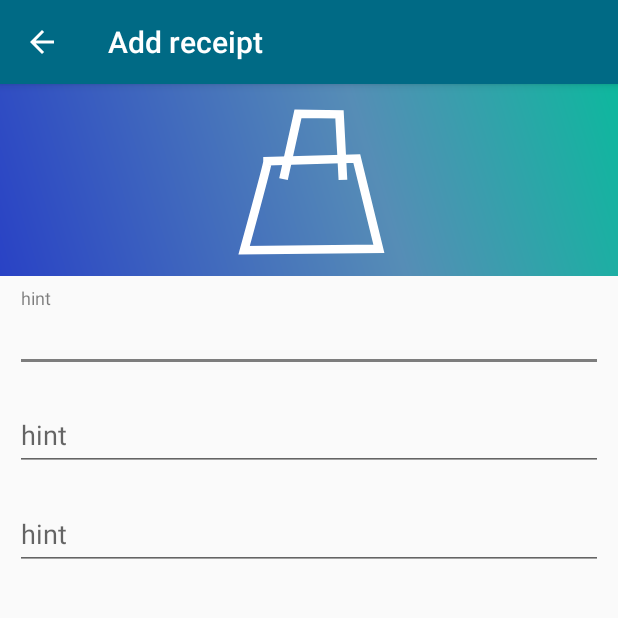
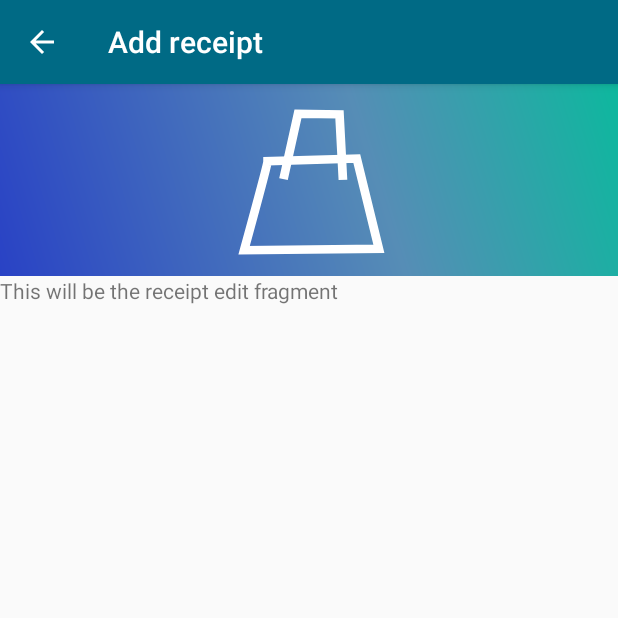
Before and after one commit to debt-ninja/debt-ninja, an Android app: the ReceiptFragment screen opened directly, with no data from a screen before it, on a phone screen of 412 x 824 dp, the top half of it. Run offline under Robolectric (Android 15) with nearby library versions, the phone set to English and light mode, and no system bars.

Commit message:
feat: viewpager for future camera swiping

```diff
--- a/DebtNinjaAndroid/app/build.gradle
+++ b/DebtNinjaAndroid/app/build.gradle
@@ -25,9 +25,9 @@ dependencies {
     implementation 'com.android.support:design:28.0.0'
     implementation 'com.android.support:support-annotations:28.0.0'
     implementation 'android.arch.lifecycle:extensions:1.1.1'
-    implementation 'org.joda:joda-money:1.0.1'
     testImplementation 'junit:junit:4.12'
     androidTestImplementation 'com.android.support.test:runner:1.0.2'
     androidTestImplementation 'com.android.support.test.espresso:espresso-core:3.0.2'
     implementation 'com.android.support:recyclerview-v7:28.0.0'
+    implementation 'com.android.support:support-v4:28.0.0'
 }
--- a/DebtNinjaAndroid/app/src/main/java/com/alexdo/projects/debtninja/ui/receipt/ReceiptFragment.java
+++ b/DebtNinjaAndroid/app/src/main/java/com/alexdo/projects/debtninja/ui/receipt/ReceiptFragment.java
@@ -5,15 +5,20 @@ import android.os.Bundle;
 import android.support.annotation.NonNull;
 import android.support.annotation.Nullable;
 import android.support.v4.app.Fragment;
+import android.support.v4.app.FragmentPagerAdapter;
+import android.support.v4.view.ViewPager;
 import android.view.LayoutInflater;
 import android.view.View;
 import android.view.ViewGroup;
+import android.widget.EditText;
 
 import com.alexdo.projects.debtninja.R;
 
 public class ReceiptFragment extends Fragment {
 
     private ReceiptViewModel mViewModel;
+    FragmentPagerAdapter adapterViewPager;
+
 
     public static ReceiptFragment newInstance() {
         return new ReceiptFragment();
@@ -30,7 +35,12 @@ public class ReceiptFragment extends Fragment {
     public void onActivityCreated(@Nullable Bundle savedInstanceState) {
         super.onActivityCreated(savedInstanceState);
         mViewModel = ViewModelProviders.of(this).get(ReceiptViewModel.class);
-        // TODO: Use the ViewModel
+        ViewPager viewPager = (ViewPager) getActivity().findViewById(R.id.viewPager);
+        viewPager.setPageTransformer(true, new VerticalPageTransformer());
+        adapterViewPager = new ReceiptPagerAdapter(getActivity().getSupportFragmentManager());
+        viewPager.setAdapter(adapterViewPager);
     }
 
+    //^[0-9]+([.,]?[0-9]{1,2})?$
+
 }
--- /dev/null
+++ b/DebtNinjaAndroid/app/src/main/java/com/alexdo/projects/debtninja/ui/receipt/ReceiptPagerAdapter.java
@@ -0,0 +1,34 @@
+package com.alexdo.projects.debtninja.ui.receipt;
+
+import android.support.v4.app.Fragment;
+import android.support.v4.app.FragmentManager;
+import android.support.v4.app.FragmentPagerAdapter;
+
+import com.alexdo.projects.debtninja.ui.receipt.camera.CameraFragment;
+import com.alexdo.projects.debtninja.ui.receipt.edit.EditFragment;
+
+public class ReceiptPagerAdapter extends FragmentPagerAdapter {
+
+    private static int ITEM_COUNT = 2;
+
+    public ReceiptPagerAdapter(FragmentManager fm) {
+        super(fm);
+    }
+
+    @Override
+    public Fragment getItem(int pos) {
+        switch (pos) {
+            case 0:
+                return EditFragment.newInstance("", "Page # 1");
+            case 1:
+                return CameraFragment.newInstance("", "Page # 2");
+            default:
+                return null;
+        }
+    }
+
+    @Override
+    public int getCount() {
+        return ITEM_COUNT;
+    }
+}
--- a/DebtNinjaAndroid/app/src/main/java/com/alexdo/projects/debtninja/ui/receipt/ReceiptViewModel.java
+++ b/DebtNinjaAndroid/app/src/main/java/com/alexdo/projects/debtninja/ui/receipt/ReceiptViewModel.java
@@ -1,15 +1,13 @@
 package com.alexdo.projects.debtninja.ui.receipt;
 
 import android.arch.lifecycle.ViewModel;
-
-import org.joda.money.Money;
 
 import java.sql.Timestamp;
 
 public class ReceiptViewModel extends ViewModel {
     private String creator;
-    private Money total;
-    private Money debt;
+    private Double total;
+    private Double debt;
     private String title;
     private Timestamp creationTimestamp;
 }
--- /dev/null
+++ b/DebtNinjaAndroid/app/src/main/java/com/alexdo/projects/debtninja/ui/receipt/VerticalPageTransformer.java
@@ -0,0 +1,23 @@
+package com.alexdo.projects.debtninja.ui.receipt;
+
+import android.support.annotation.NonNull;
+import android.support.v4.view.ViewPager;
+import android.view.View;
+
+public class VerticalPageTransformer implements ViewPager.PageTransformer {
+    @Override
+    public void transformPage(@NonNull View view, float v) {
+        if (v < -1) {
+            view.setAlpha(0);
+
+        } else if (v <= 1) {
+            view.setAlpha(1);
+            view.setTranslationX(view.getWidth() * -v);
+            float yPosition = v * view.getHeight();
+            view.setTranslationY(yPosition);
+
+        } else {
+            view.setAlpha(0);
+        }
+    }
+}
--- /dev/null
+++ b/DebtNinjaAndroid/app/src/main/java/com/alexdo/projects/debtninja/ui/receipt/camera/CameraFragment.java
@@ -0,0 +1,109 @@
+package com.alexdo.projects.debtninja.ui.receipt.camera;
+
+import android.content.Context;
+import android.net.Uri;
+import android.os.Bundle;
+import android.support.v4.app.Fragment;
+import android.view.LayoutInflater;
+import android.view.View;
+import android.view.ViewGroup;
+
+import com.alexdo.projects.debtninja.R;
+
+/**
+ * A simple {@link Fragment} subclass.
+ * Activities that contain this fragment must implement the
+ * {@link CameraFragment.OnFragmentInteractionListener} interface
+ * to handle interaction events.
+ * Use the {@link CameraFragment#newInstance} factory method to
+ * create an instance of this fragment.
+ */
+public class CameraFragment extends Fragment {
+    // TODO: Rename parameter arguments, choose names that match
+    // the fragment initialization parameters, e.g. ARG_ITEM_NUMBER
+    private static final String ARG_PARAM1 = "param1";
+    private static final String ARG_PARAM2 = "param2";
+
+    // TODO: Rename and change types of parameters
+    private String mParam1;
+    private String mParam2;
+
+    private OnFragmentInteractionListener mListener;
+
+    public CameraFragment() {
+        // Required empty public constructor
+    }
+
+    /**
+     * Use this factory method to create a new instance of
+     * this fragment using the provided parameters.
+     *
+     * @param param1 Parameter 1.
+     * @param param2 Parameter 2.
+     * @return A new instance of fragment CameraFragment.
+     */
+    // TODO: Rename and change types and number of parameters
+    public static CameraFragment newInstance(String param1, String param2) {
+        CameraFragment fragment = new CameraFragment();
+        Bundle args = new Bundle();
+        args.putString(ARG_PARAM1, param1);
+        args.putString(ARG_PARAM2, param2);
+        fragment.setArguments(args);
+        return fragment;
+    }
+
+    @Override
+    public void onCreate(Bundle savedInstanceState) {
+        super.onCreate(savedInstanceState);
+        if (getArguments() != null) {
+            mParam1 = getArguments().getString(ARG_PARAM1);
+            mParam2 = getArguments().getString(ARG_PARAM2);
+        }
+    }
+
+    @Override
+    public View onCreateView(LayoutInflater inflater, ViewGroup container,
+                             Bundle savedInstanceState) {
+        // Inflate the layout for this fragment
+        return inflater.inflate(R.layout.fragment_camera, container, false);
+    }
+
+    // TODO: Rename method, update argument and hook method into UI event
+    public void onButtonPressed(Uri uri) {
+        if (mListener != null) {
+            mListener.onFragmentInteraction(uri);
+        }
+    }
+
+    @Override
+    public void onAttach(Context context) {
+        super.onAttach(context);
+//        if (context instanceof OnFragmentInteractionListener) {
+//            mListener = (OnFragmentInteractionListener) context;
+//        } else {
+//            throw new RuntimeException(context.toString()
+//                    + " must implement OnFragmentInteractionListener");
+//        }
+    }
+
+    @Override
+    public void onDetach() {
+        super.onDetach();
+        mListener = null;
+    }
+
+    /**
+     * This interface must be implemented by activities that contain this
+     * fragment to allow an interaction in this fragment to be communicated
+     * to the activity and potentially other fragments contained in that
+     * activity.
+     * <p>
+     * See the Android Training lesson <a href=
+     * "http://developer.android.com/training/basics/fragments/communicating.html"
+     * >Communicating with Other Fragments</a> for more information.
+     */
+    public interface OnFragmentInteractionListener {
+        // TODO: Update argument type and name
+        void onFragmentInteraction(Uri uri);
+    }
+}
--- /dev/null
+++ b/DebtNinjaAndroid/app/src/main/java/com/alexdo/projects/debtninja/ui/receipt/edit/EditFragment.java
@@ -0,0 +1,109 @@
+package com.alexdo.projects.debtninja.ui.receipt.edit;
+
+import android.content.Context;
+import android.net.Uri;
+import android.os.Bundle;
+import android.support.v4.app.Fragment;
+import android.view.LayoutInflater;
+import android.view.View;
+import android.view.ViewGroup;
+
+import com.alexdo.projects.debtninja.R;
+
+/**
+ * A simple {@link Fragment} subclass.
+ * Activities that contain this fragment must implement the
+ * {@link EditFragment.OnFragmentInteractionListener} interface
+ * to handle interaction events.
+ * Use the {@link EditFragment#newInstance} factory method to
+ * create an instance of this fragment.
+ */
+public class EditFragment extends Fragment {
+    // TODO: Rename parameter arguments, choose names that match
+    // the fragment initialization parameters, e.g. ARG_ITEM_NUMBER
+    private static final String ARG_PARAM1 = "param1";
+    private static final String ARG_PARAM2 = "param2";
+
+    // TODO: Rename and change types of parameters
+    private String mParam1;
+    private String mParam2;
+
+    private OnFragmentInteractionListener mListener;
+
+    public EditFragment() {
+        // Required empty public constructor
+    }
+
+    /**
+     * Use this factory method to create a new instance of
+     * this fragment using the provided parameters.
+     *
+     * @param param1 Parameter 1.
+     * @param param2 Parameter 2.
+     * @return A new instance of fragment EditFragment.
+     */
+    // TODO: Rename and change types and number of parameters
+    public static EditFragment newInstance(String param1, String param2) {
+        EditFragment fragment = new EditFragment();
+        Bundle args = new Bundle();
+        args.putString(ARG_PARAM1, param1);
+        args.putString(ARG_PARAM2, param2);
+        fragment.setArguments(args);
+        return fragment;
+    }
+
+    @Override
+    public void onCreate(Bundle savedInstanceState) {
+        super.onCreate(savedInstanceState);
+        if (getArguments() != null) {
+            mParam1 = getArguments().getString(ARG_PARAM1);
+            mParam2 = getArguments().getString(ARG_PARAM2);
+        }
+    }
+
+    @Override
+    public View onCreateView(LayoutInflater inflater, ViewGroup container,
+                             Bundle savedInstanceState) {
+        // Inflate the layout for this fragment
+        return inflater.inflate(R.layout.fragment_edit, container, false);
+    }
+
+    // TODO: Rename method, update argument and hook method into UI event
+    public void onButtonPressed(Uri uri) {
+        if (mListener != null) {
+            mListener.onFragmentInteraction(uri);
+        }
+    }
+
+    @Override
+    public void onAttach(Context context) {
+        super.onAttach(context);
+//        if (context instanceof OnFragmentInteractionListener) {
+//            mListener = (OnFragmentInteractionListener) context;
+//        } else {
+//            throw new RuntimeException(context.toString()
+//                    + " must implement OnFragmentInteractionListener");
+//        }
+    }
+
+    @Override
+    public void onDetach() {
+        super.onDetach();
+        mListener = null;
+    }
+
+    /**
+     * This interface must be implemented by activities that contain this
+     * fragment to allow an interaction in this fragment to be communicated
+     * to the activity and potentially other fragments contained in that
+     * activity.
+     * <p>
+     * See the Android Training lesson <a href=
+     * "http://developer.android.com/training/basics/fragments/communicating.html"
+     * >Communicating with Other Fragments</a> for more information.
+     */
+    public interface OnFragmentInteractionListener {
+        // TODO: Update argument type and name
+        void onFragmentInteraction(Uri uri);
+    }
+}
--- /dev/null
+++ b/DebtNinjaAndroid/app/src/main/res/layout/fragment_camera.xml
@@ -0,0 +1,14 @@
+<?xml version="1.0" encoding="utf-8"?>
+<FrameLayout xmlns:android="http://schemas.android.com/apk/res/android"
+    xmlns:app="http://schemas.android.com/apk/res-auto"
+    xmlns:tools="http://schemas.android.com/tools"
+    android:layout_width="match_parent"
+    android:layout_height="match_parent"
+    tools:context=".ui.receipt.camera.CameraFragment">
+
+    <TextView
+        android:layout_width="match_parent"
+        android:layout_height="match_parent"
+        android:text="This will be the camera fragment" />
+
+</FrameLayout>
--- /dev/null
+++ b/DebtNinjaAndroid/app/src/main/res/layout/fragment_edit.xml
@@ -0,0 +1,13 @@
+<?xml version="1.0" encoding="utf-8"?>
+<FrameLayout xmlns:android="http://schemas.android.com/apk/res/android"
+    xmlns:tools="http://schemas.android.com/tools"
+    android:layout_width="match_parent"
+    android:layout_height="match_parent"
+    tools:context=".ui.receipt.edit.EditFragment">
+
+    <TextView
+        android:layout_width="match_parent"
+        android:layout_height="match_parent"
+        android:text="This will be the receipt edit fragment" />
+
+</FrameLayout>
--- a/DebtNinjaAndroid/app/src/main/res/layout/receipt_fragment.xml
+++ b/DebtNinjaAndroid/app/src/main/res/layout/receipt_fragment.xml
@@ -18,51 +18,21 @@
         app:layout_constraintTop_toTopOf="parent" />
 
 
-    <LinearLayout
-        android:id="@+id/linearLayout"
+    <android.support.v4.view.ViewPager
+        android:id="@+id/viewPager"
         android:layout_width="match_parent"
         android:layout_height="0dp"
-        android:layout_marginTop="8dp"
-        android:orientation="vertical"
         app:layout_constraintBottom_toBottomOf="parent"
         app:layout_constraintEnd_toEndOf="parent"
-        app:layout_constraintHorizontal_bias="0.0"
         app:layout_constraintStart_toStartOf="parent"
         app:layout_constraintTop_toBottomOf="@+id/imageView">
 
-        <android.support.design.widget.TextInputLayout
+        <LinearLayout
+            android:id="@+id/linearLayout"
             android:layout_width="match_parent"
-            android:layout_height="wrap_content">
-
-            <android.support.design.widget.TextInputEditText
-                android:layout_width="match_parent"
-                android:layout_height="wrap_content"
-                android:layout_margin="10dp"
-                android:hint="hint" />
-        </android.support.design.widget.TextInputLayout>
-
-        <android.support.design.widget.TextInputLayout
-            android:layout_width="match_parent"
-            android:layout_height="wrap_content">
-
-            <android.support.design.widget.TextInputEditText
-                android:layout_width="match_parent"
-                android:layout_height="wrap_content"
-                android:layout_margin="10dp"
-                android:hint="hint" />
-        </android.support.design.widget.TextInputLayout>
-
-        <android.support.design.widget.TextInputLayout
-            android:layout_width="match_parent"
-            android:layout_height="wrap_content">
-
-            <android.support.design.widget.TextInputEditText
-                android:layout_width="match_parent"
-                android:layout_height="wrap_content"
-                android:layout_margin="10dp"
-                android:hint="hint" />
-        </android.support.design.widget.TextInputLayout>
-
-    </LinearLayout>
+            android:layout_height="0dp"
+            android:layout_marginTop="8dp"
+            android:orientation="vertical" />
+    </android.support.v4.view.ViewPager>
 
 </android.support.constraint.ConstraintLayout>
--- a/DebtNinjaAndroid/app/src/main/res/values/strings.xml
+++ b/DebtNinjaAndroid/app/src/main/res/values/strings.xml
@@ -12,4 +12,5 @@
     <string name="invalid_password">Password must be >5 characters</string>
     <string name="login_failed">"Login failed"</string>
     <string name="add_receipt">Add receipt</string>
+    <string name="allowed_digit_char">1234567890.,</string>
 </resources>
```
